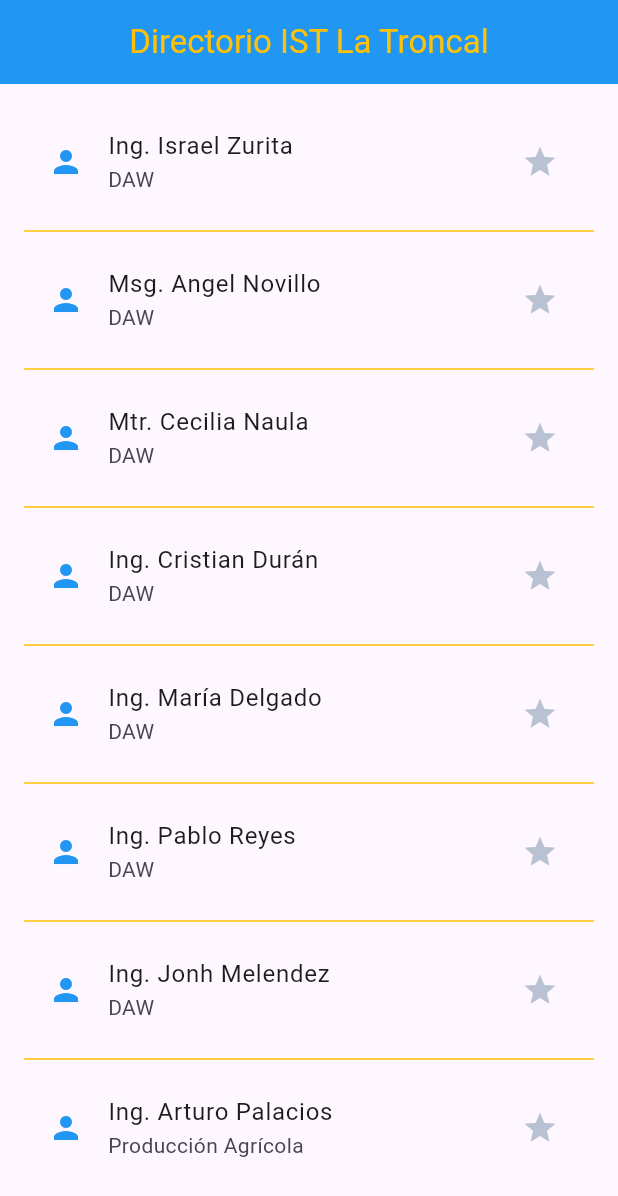
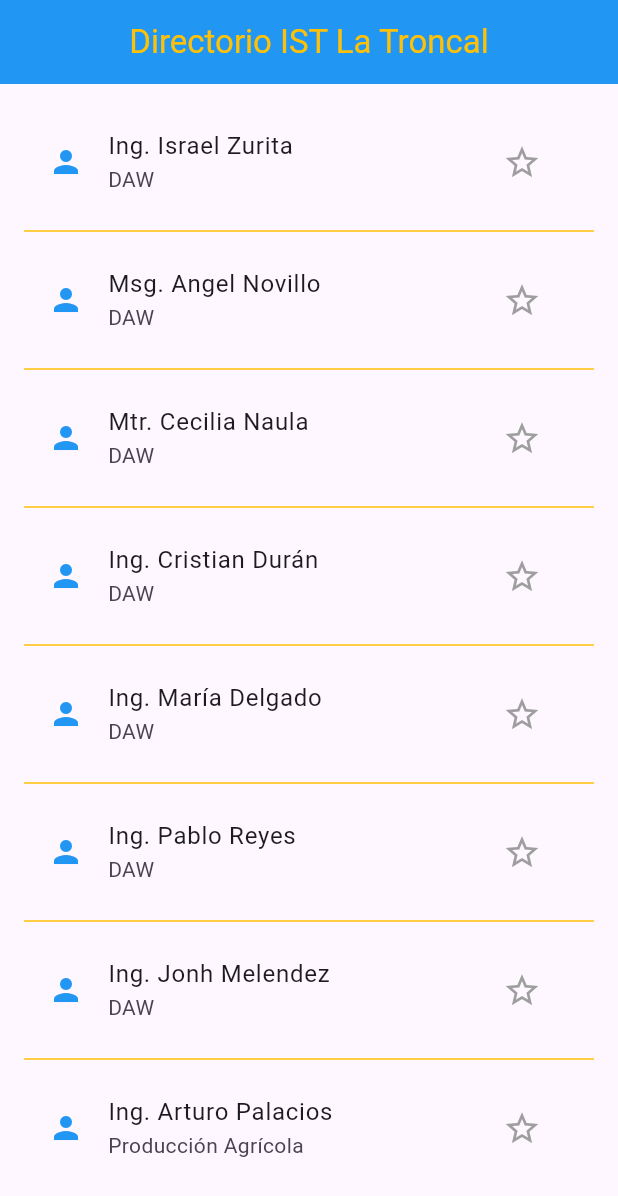
Before and after one commit to bf2012-bf/directorio_istlt, a Flutter app: the screen it shows after launch, on a phone screen of 412 x 824 dp. Shown: the top 1196 px of the screen. Run offline on Flutter 3.47's test engine with Material 3 defaults, Android fonts, the phone set to English and light mode, and no system bars.

Commit message:
Agregyue stf con favoritos

```diff
--- /dev/null
+++ b/lib/docenteTile.dart
@@ -0,0 +1,39 @@
+import 'package:flutter/material.dart';
+import 'docente.dart';
+
+class DocenteTile extends StatefulWidget {
+  final Docente docente;
+  const DocenteTile({super.key, required this.docente});
+
+  @override
+  State<DocenteTile> createState() => _DocenteTileState();
+}
+
+class _DocenteTileState extends State<DocenteTile> {
+  bool _esFavorito = false;
+
+  void _alternarFavorito() {
+    setState(() {
+      _esFavorito = !_esFavorito;
+    });
+  }
+
+  @override
+  Widget build(BuildContext context) {
+    final d = widget.docente;
+
+    return ListTile(
+      leading: const Icon(Icons.person, color: Colors.blue),
+      title: Text('${d.nivelEstudio} ${d.nombres} ${d.apellidos}'),
+      subtitle: Text(d.carrera),
+      trailing: IconButton(
+        icon: Icon(
+          _esFavorito ? Icons.star : Icons.star_border,
+          color: _esFavorito ? Colors.amber : Colors.grey,
+          size: 26,
+        ),
+        onPressed: _alternarFavorito,
+      ),
+    );
+  }
+}
--- a/lib/main.dart
+++ b/lib/main.dart
@@ -1,5 +1,6 @@
 import 'package:flutter/material.dart';
 import 'docente.dart';
+import 'docenteTile.dart';
 
 void main() {
   runApp(MainApp());
@@ -37,19 +38,10 @@ class MainApp extends StatelessWidget {
             color: Colors.amber,
           ),
           itemBuilder: (context, index) {
-            return _docentetile(listaDocentes[index]);
+            return DocenteTile(docente: listaDocentes[index]);
           },
         ),
       ),
     );
   }
-
-  Widget _docentetile(Docente d) {
-    return ListTile(
-      trailing: Icon(Icons.star, color:  Color.fromARGB(255, 185, 194, 211)),
-      leading: Icon(Icons.person, color: Colors.blue),
-      title: Text("${d.nivelEstudio} ${d.nombres} ${d.apellidos}"),
-      subtitle: Text(d.carrera),
-    );
-  }
 }
```
